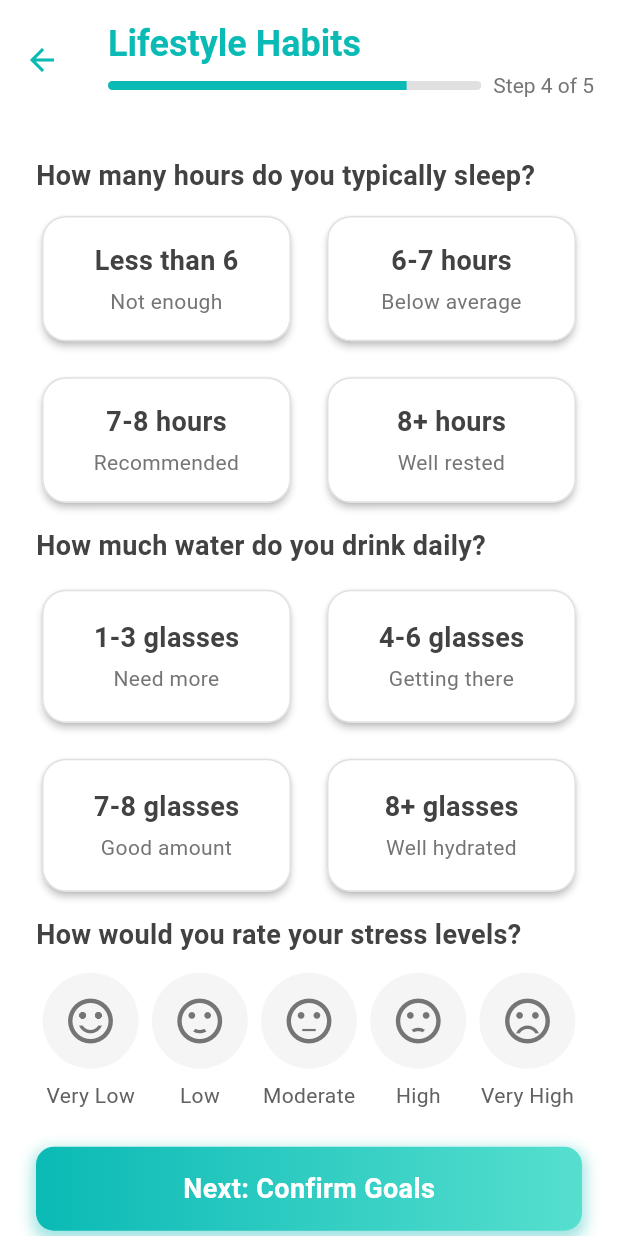
After one commit to Thanaphum-6510110194/G6-Health-Tracking, a Flutter app: the LifestyleHabitsScreen screen opened directly, on a phone screen of 412 x 824 dp. The commit adds this screen. Run offline on Flutter 3.47's test engine with Material 3 defaults, Android fonts, the light colour scheme and no system bars; our stand-ins replace cloud_firestore, firebase_auth, firebase_core, image_picker; accounts and stored records are empty.

Commit message:
Add lifestyle habits screen

```diff
--- a/lib/screens/about_yourself.dart
+++ b/lib/screens/about_yourself.dart
@@ -1,4 +1,5 @@
 import 'package:flutter/material.dart';
+import 'lifestyle_habits.dart';
 
 class AboutYourselfScreen extends StatefulWidget {
   const AboutYourselfScreen({super.key});
@@ -125,10 +126,14 @@ class _AboutYourselfScreenState extends State<AboutYourselfScreen> {
                   }
                   if (_selectedHealthGoal == null) {
                     ScaffoldMessenger.of(context).showSnackBar(
-                      const SnackBar(content: Text('Please select your primary health goals.')),
+                      const SnackBar(content: Text('Please select your primary health Zgoals.')),
                     );
                     return;
                   }
+                  Navigator.push(
+                    context,
+                    MaterialPageRoute(builder: (context) => const LifestyleHabitsScreen()), // ต้องเปลี่ยนเป็นหน้าถัดไปที่ถูกต้อง
+                  );
                 },
                 borderRadius: BorderRadius.circular(12),
                 child: Container(
--- /dev/null
+++ b/lib/screens/lifestyle_habits.dart
@@ -0,0 +1,323 @@
+import 'package:flutter/material.dart';
+
+class LifestyleHabitsScreen extends StatefulWidget {
+  const LifestyleHabitsScreen({super.key});
+
+  @override
+  State<LifestyleHabitsScreen> createState() => _LifestyleHabitsScreenState();
+}
+
+class _LifestyleHabitsScreenState extends State<LifestyleHabitsScreen> {
+  String? _selectedSleepDuration;
+  String? _selectedWaterIntake;
+  String? _selectedStressLevel;
+
+  @override
+  Widget build(BuildContext context) {
+    return Scaffold(
+      backgroundColor: Colors.white,
+      appBar: AppBar(
+        toolbarHeight: 80,
+        backgroundColor: Colors.white,
+        elevation: 0,
+        leading: IconButton(
+          icon: const Icon(Icons.arrow_back, color: Color(0xFF0ABAB5)),
+          onPressed: () {
+            Navigator.pop(context); // ย้อนกลับไปหน้า AboutYourselfScreen
+          },
+        ),
+        title: Column(
+          crossAxisAlignment: CrossAxisAlignment.start,
+          children: [
+            const Text(
+              'Lifestyle Habits',
+              style: TextStyle(
+                color: Color(0xFF0ABAB5),
+                fontSize: 24,
+                fontWeight: FontWeight.bold,
+              ),
+            ),
+            const SizedBox(height: 4),
+            Row(
+              children: [
+                Expanded(
+                  child: ClipRRect(
+                    borderRadius: BorderRadius.circular(10),
+                    child: LinearProgressIndicator(
+                      value: 4 / 5, // Step 4 of 5
+                      backgroundColor: Colors.grey[300],
+                      color: const Color(0xFF0ABAB5),
+                      minHeight: 6,
+                    ),
+                  ),
+                ),
+                const SizedBox(width: 8),
+                Text(
+                  'Step 4 of 5', // แสดง Step 4 of 5
+                  style: TextStyle(
+                    color: Colors.grey[600],
+                    fontSize: 14,
+                  ),
+                ),
+              ],
+            ),
+          ],
+        ),
+      ),
+      body: SingleChildScrollView(
+        padding: const EdgeInsets.all(24.0),
+        child: Column(
+          crossAxisAlignment: CrossAxisAlignment.start,
+          children: <Widget>[
+            Text(
+              'How many hours do you typically sleep?',
+              style: TextStyle(
+                fontSize: 18,
+                fontWeight: FontWeight.bold,
+                color: Colors.grey[800],
+              ),
+            ),
+            const SizedBox(height: 10),
+            GridView.count(
+              shrinkWrap: true,
+              physics: const NeverScrollableScrollPhysics(),
+              crossAxisCount: 2,
+              crossAxisSpacing: 16,
+              mainAxisSpacing: 16,
+              childAspectRatio: 1.9, // ปรับค่านี้ให้เล็กลงเพื่อทำให้ปุ่มสูงขึ้น (ใหญ่ขึ้น)
+              children: [
+                _buildOptionCard('Less than 6', 'Not enough', 'less_than_6', _selectedSleepDuration, (value) {
+                  setState(() {
+                    _selectedSleepDuration = value;
+                  });
+                }),
+                _buildOptionCard('6-7 hours', 'Below average', '6-7_hours', _selectedSleepDuration, (value) {
+                  setState(() {
+                    _selectedSleepDuration = value;
+                  });
+                }),
+                _buildOptionCard('7-8 hours', 'Recommended', '7-8_hours', _selectedSleepDuration, (value) {
+                  setState(() {
+                    _selectedSleepDuration = value;
+                  });
+                }),
+                _buildOptionCard('8+ hours', 'Well rested', '8_plus_hours', _selectedSleepDuration, (value) {
+                  setState(() {
+                    _selectedSleepDuration = value;
+                  });
+                }),
+              ],
+            ),
+            const SizedBox(height: 12),
+
+            Text(
+              'How much water do you drink daily?',
+              style: TextStyle(
+                fontSize: 18,
+                fontWeight: FontWeight.bold,
+                color: Colors.grey[800],
+              ),
+            ),
+            const SizedBox(height: 12),
+            GridView.count(
+              shrinkWrap: true,
+              physics: const NeverScrollableScrollPhysics(),
+              crossAxisCount: 2,
+              crossAxisSpacing: 16,
+              mainAxisSpacing: 16,
+              childAspectRatio: 1.8, // ปรับค่านี้ให้เล็กลงเพื่อทำให้ปุ่มสูงขึ้น (ใหญ่ขึ้น)
+              children: [
+                _buildOptionCard('1-3 glasses', 'Need more', '1-3_glasses', _selectedWaterIntake, (value) {
+                  setState(() {
+                    _selectedWaterIntake = value;
+                  });
+                }),
+                _buildOptionCard('4-6 glasses', 'Getting there', '4-6_glasses', _selectedWaterIntake, (value) {
+                  setState(() {
+                    _selectedWaterIntake = value;
+                  });
+                }),
+                _buildOptionCard('7-8 glasses', 'Good amount', '7-8_glasses', _selectedWaterIntake, (value) {
+                  setState(() {
+                    _selectedWaterIntake = value;
+                  });
+                }),
+                _buildOptionCard('8+ glasses', 'Well hydrated', '8_plus_glasses', _selectedWaterIntake, (value) {
+                  setState(() {
+                    _selectedWaterIntake = value;
+                  });
+                }),
+              ],
+            ),
+            const SizedBox(height: 12),
+
+            Text(
+              'How would you rate your stress levels?',
+              style: TextStyle(
+                fontSize: 18,
+                fontWeight: FontWeight.bold,
+                color: Colors.grey[800],
+              ),
+            ),
+            const SizedBox(height: 12),
+            Row(
+              mainAxisAlignment: MainAxisAlignment.spaceAround,
+              children: [
+                _buildStressLevelOption('Very Low', 'very_low', Icons.sentiment_satisfied_alt, Colors.green),
+                _buildStressLevelOption('Low', 'low', Icons.sentiment_satisfied, Colors.lightGreen),
+                _buildStressLevelOption('Moderate', 'moderate', Icons.sentiment_neutral, Colors.orange),
+                _buildStressLevelOption('High', 'high', Icons.sentiment_dissatisfied, Colors.deepOrange),
+                _buildStressLevelOption('Very High', 'very_high', Icons.sentiment_very_dissatisfied, Colors.red),
+              ],
+            ),
+            const SizedBox(height: 24),
+
+            // Next Button with Gradient
+            SizedBox(
+              width: double.infinity,
+              height: 56,
+              child: InkWell(
+                onTap: () {
+                  // Validate selections before navigating
+                  if (_selectedSleepDuration == null ||
+                      _selectedWaterIntake == null ||
+                      _selectedStressLevel == null) {
+                    ScaffoldMessenger.of(context).showSnackBar(
+                      const SnackBar(content: Text('Please fill in all lifestyle habits fields.')),
+                    );
+                    return;
+                  }
+                  // TODO: Navigate to the next screen (e.g., GoalConfirmationScreen or SummaryScreen)
+                  ScaffoldMessenger.of(context).showSnackBar(
+                    const SnackBar(content: Text('Next: Lifestyle Habits completed!')),
+                  );
+                  // Navigator.push(
+                  //   context,
+                  //   MaterialPageRoute(builder: (context) => const NextScreenAfterLifestyle()),
+                  // );
+                },
+                borderRadius: BorderRadius.circular(12),
+                child: Container(
+                  alignment: Alignment.center,
+                  decoration: BoxDecoration(
+                    borderRadius: BorderRadius.circular(12),
+                    gradient: const LinearGradient(
+                      colors: [
+                        Color(0xFF0ABAB5), // Start
+                        Color(0xFF56DFCF), // End
+                      ],
+                      begin: Alignment.centerLeft,
+                      end: Alignment.centerRight,
+                    ),
+                    boxShadow: [
+                      BoxShadow(
+                        color: const Color(0xFF0ABAB5).withAlpha((255 * 0.4).round()),
+                        spreadRadius: 2,
+                        blurRadius: 8,
+                        offset: const Offset(0, 4),
+                      ),
+                    ],
+                  ),
+                  child: const Text(
+                    'Next: Confirm Goals',
+                    style: TextStyle(
+                      color: Colors.white,
+                      fontSize: 18,
+                      fontWeight: FontWeight.bold,
+                    ),
+                  ),
+                ),
+              ),
+            ),
+          ],
+        ),
+      ),
+    );
+  }
+
+  // Widget สำหรับสร้าง Card ตัวเลือกทั่วไป (Sleep, Water)
+  Widget _buildOptionCard(String title, String subtitle, String value, String? selectedValue, ValueChanged<String> onChanged) {
+    bool isSelected = selectedValue == value;
+    return GestureDetector(
+      onTap: () => onChanged(value),
+      child: Card(
+        color: isSelected ? const Color(0xFFE0F7FA) : Colors.white,
+        elevation: isSelected ? 4 : 2,
+        shape: RoundedRectangleBorder(
+          borderRadius: BorderRadius.circular(16),
+          side: BorderSide(
+            color: isSelected ? const Color(0xFF0ABAB5) : Colors.grey.shade300,
+            width: isSelected ? 2 : 1,
+          ),
+        ),
+        child: Padding(
+          padding: const EdgeInsets.all(16.0),
+          child: Column(
+            mainAxisAlignment: MainAxisAlignment.center,
+            children: [
+              Text(
+                title,
+                style: TextStyle(
+                  fontSize: 18,
+                  fontWeight: FontWeight.bold,
+                  color: isSelected ? const Color(0xFF0ABAB5) : Colors.grey[800],
+                ),
+              ),
+              const SizedBox(height: 4),
+              Text(
+                subtitle,
+                textAlign: TextAlign.center,
+                style: TextStyle(
+                  fontSize: 14,
+                  color: isSelected ? const Color(0xFF0ABAB5) : Colors.grey[600],
+                ),
+              ),
+            ],
+          ),
+        ),
+      ),
+    );
+  }
+
+  // Widget สำหรับสร้างตัวเลือก Stress Level
+  Widget _buildStressLevelOption(String label, String value, IconData icon, Color color) {
+    bool isSelected = _selectedStressLevel == value;
+    return GestureDetector(
+      onTap: () {
+        setState(() {
+          _selectedStressLevel = value;
+        });
+      },
+      child: Column(
+        children: [
+          Container(
+            padding: const EdgeInsets.all(12),
+            decoration: BoxDecoration(
+              shape: BoxShape.circle,
+              color: isSelected ? color.withOpacity(0.2) : Colors.grey[100],
+              border: Border.all(
+                color: isSelected ? color : Colors.transparent,
+                width: 2,
+              ),
+            ),
+            child: Icon(
+              icon,
+              size: 36,
+              color: isSelected ? color : Colors.grey[600],
+            ),
+          ),
+          const SizedBox(height: 8),
+          Text(
+            label,
+            textAlign: TextAlign.center,
+            style: TextStyle(
+              fontSize: 14,
+              color: isSelected ? color : Colors.grey[700],
+              fontWeight: isSelected ? FontWeight.bold : FontWeight.normal,
+            ),
+          ),
+        ],
+      ),
+    );
+  }
+}
```
Also changed, not shown: lib/screens/goals.dart (renamed from lib/screens/goal.dart).
